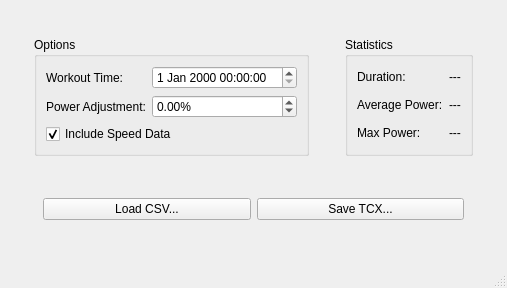
j33433/MPowerTCX, file source/mainwindow.ui: the form before one commit.
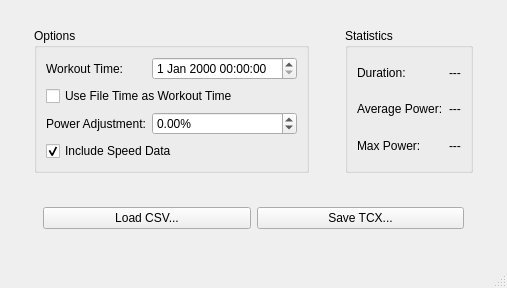
The form after the commit.

Commit message: Option to use csv file date as workout date

The edit to the form file:
```diff
--- a/source/mainwindow.ui
+++ b/source/mainwindow.ui
@@ -115,14 +115,14 @@
        <item row="0" column="1">
         <widget class="QDateTimeEdit" name="workoutTime"/>
        </item>
-       <item row="1" column="0">
-        <widget class="QLabel" name="label_2">
+       <item row="2" column="0">
+        <widget class="QLabel" name="labelPowerAdjustment">
          <property name="text">
           <string>Power Adjustment:</string>
          </property>
         </widget>
        </item>
-       <item row="1" column="1">
+       <item row="2" column="1">
         <widget class="QDoubleSpinBox" name="powerAdjustment">
          <property name="suffix">
           <string>%</string>
@@ -138,7 +138,7 @@
          </property>
         </widget>
        </item>
-       <item row="2" column="0" colspan="2">
+       <item row="3" column="0" colspan="2">
         <widget class="QCheckBox" name="includeSpeedData">
          <property name="text">
           <string>Include Speed Data</string>
@@ -148,6 +148,13 @@
          </property>
         </widget>
        </item>
+       <item row="1" column="0" colspan="2">
+        <widget class="QCheckBox" name="useFileDate">
+         <property name="text">
+          <string>Use File Time as Workout Time</string>
+         </property>
+        </widget>
+       </item>
       </layout>
      </widget>
     </item>
```
Left out of the diff: 8 changed lines with no effect on the pictures. The commit also changes 4 other files.
